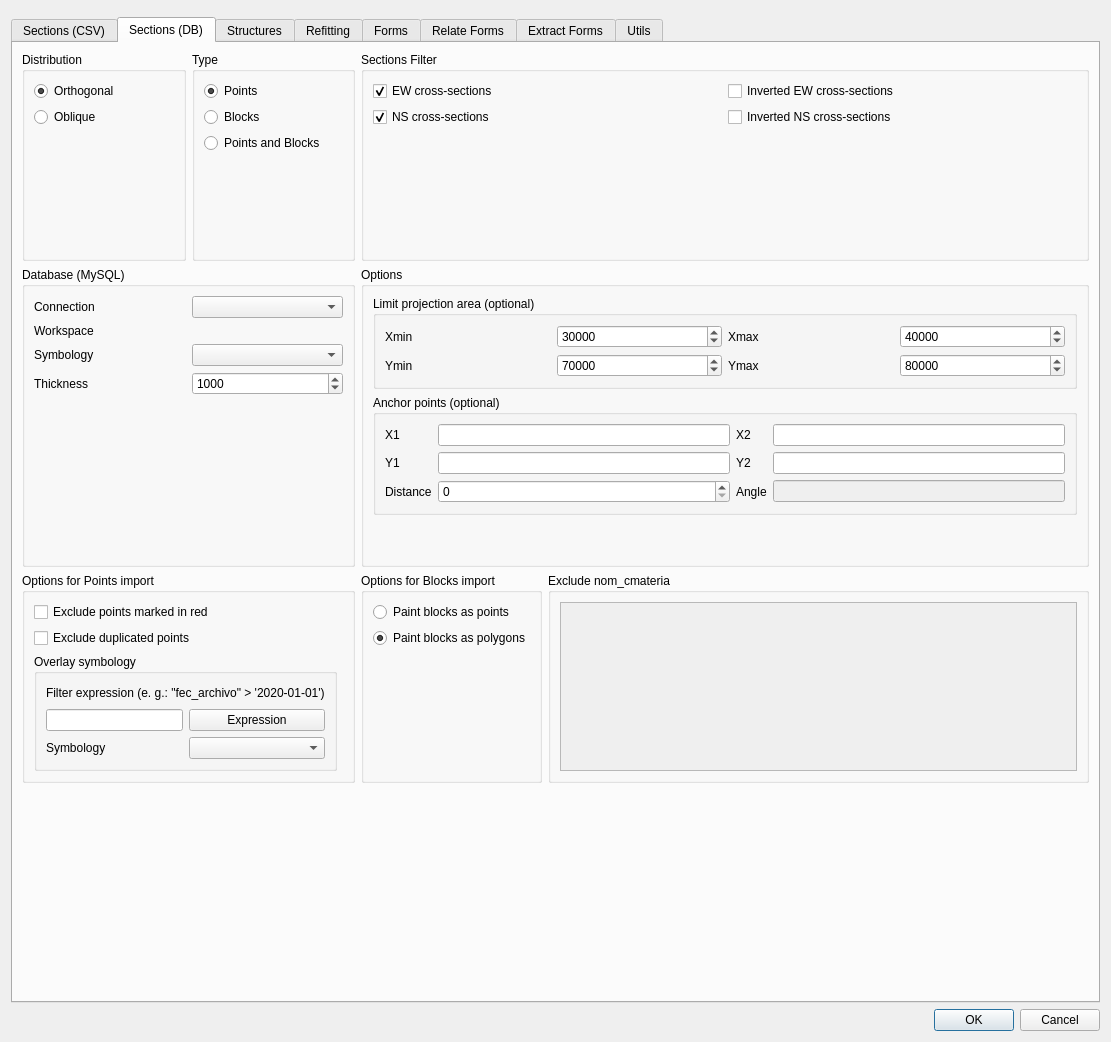
Old version of the form sugar_tools_dialog.ui in the repository psigcat/sugartools.
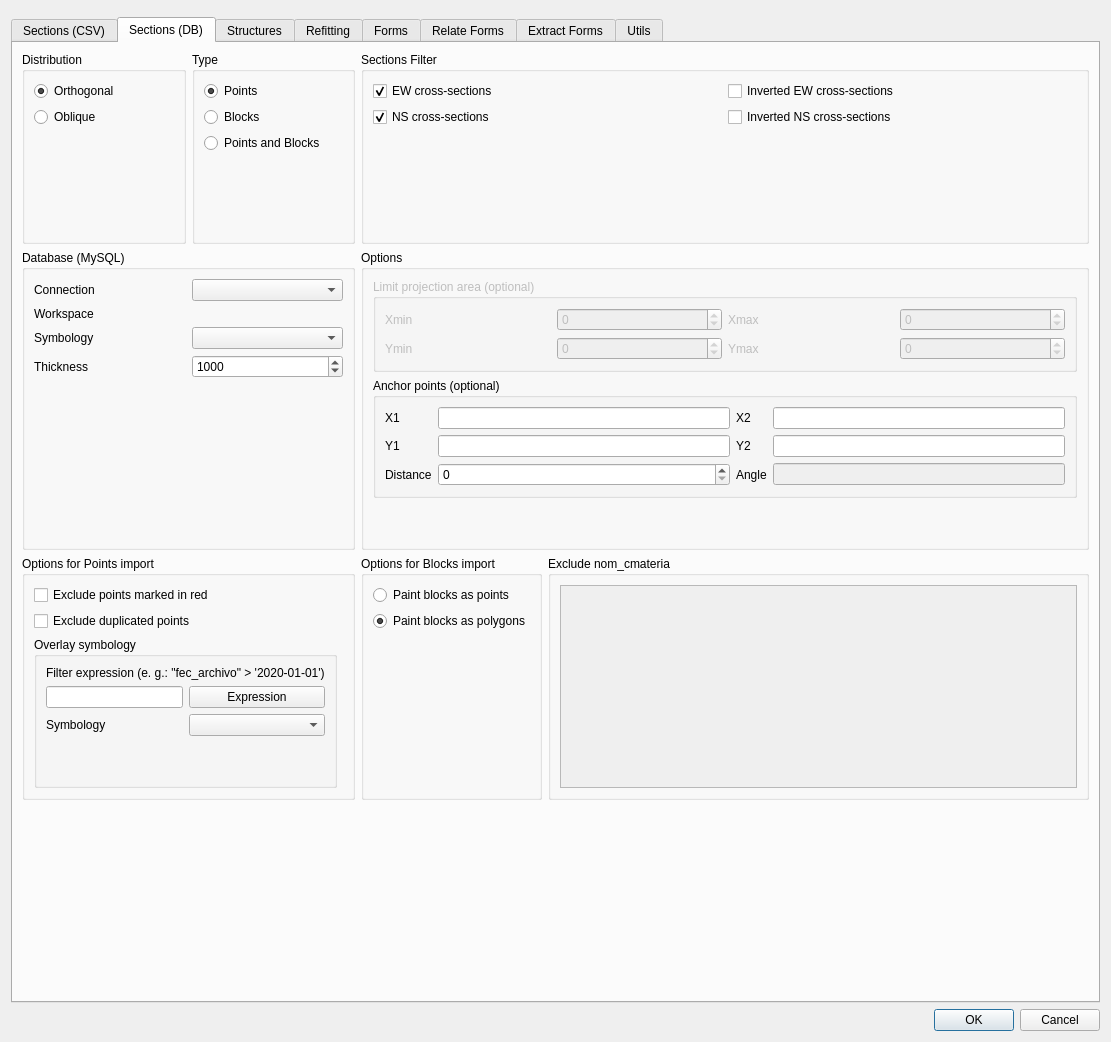
New version of the form. The open tabs and pages were chosen to show the change. Custom widgets are drawn as their Qt base class.

Commit message: load min mx projection area from mysql, see #66

```diff
--- a/sugar_tools_dialog.ui
+++ b/sugar_tools_dialog.ui
@@ -414,13 +414,6 @@
              <string>Overlay symbology</string>
             </property>
             <layout class="QGridLayout" name="gridLayout_7_db">
-             <item row="1" column="0">
-              <widget class="QLineEdit" name="filter_expr_db">
-               <property name="text">
-                <string/>
-               </property>
-              </widget>
-             </item>
              <item row="2" column="0">
               <widget class="QLabel" name="label_7_db">
                <property name="text">
@@ -428,20 +421,6 @@
                </property>
               </widget>
              </item>
-             <item row="1" column="1">
-              <widget class="QPushButton" name="filter_expr_btn_db">
-               <property name="text">
-                <string>Expression</string>
-               </property>
-              </widget>
-             </item>
-             <item row="0" column="0" colspan="2">
-              <widget class="QLabel" name="label_4_db">
-               <property name="text">
-                <string>Filter expression (e. g.: &quot;fec_archivo&quot; &gt; '2020-01-01')</string>
-               </property>
-              </widget>
-             </item>
              <item row="2" column="1">
               <widget class="QComboBox" name="symbology_overlay_db">
                <property name="sizePolicy">
@@ -452,6 +431,40 @@
                </property>
               </widget>
              </item>
+             <item row="1" column="1">
+              <widget class="QPushButton" name="filter_expr_btn_db">
+               <property name="text">
+                <string>Expression</string>
+               </property>
+              </widget>
+             </item>
+             <item row="0" column="0" colspan="2">
+              <widget class="QLabel" name="label_4_db">
+               <property name="text">
+                <string>Filter expression (e. g.: &quot;fec_archivo&quot; &gt; '2020-01-01')</string>
+               </property>
+              </widget>
+             </item>
+             <item row="1" column="0">
+              <widget class="QLineEdit" name="filter_expr_db">
+               <property name="text">
+                <string/>
+               </property>
+              </widget>
+             </item>
+             <item row="3" column="1">
+              <spacer name="verticalSpacer_17">
+               <property name="orientation">
+                <enum>Qt::Vertical</enum>
+               </property>
+               <property name="sizeHint" stdset="0">
+                <size>
+                 <width>20</width>
+                 <height>40</height>
+                </size>
+               </property>
+              </spacer>
+             </item>
             </layout>
            </widget>
           </item>
@@ -466,6 +479,9 @@
          <layout class="QVBoxLayout" name="verticalLayout_19">
           <item>
            <widget class="QGroupBox" name="groupLimitProjection_db">
+            <property name="enabled">
+             <bool>false</bool>
+            </property>
             <property name="title">
              <string>Limit projection area (optional)</string>
             </property>
@@ -483,16 +499,16 @@
                 <number>0</number>
                </property>
                <property name="minimum">
-                <double>-100000.000000000000000</double>
+                <double>-1000000.000000000000000</double>
                </property>
                <property name="maximum">
-                <double>100000.000000000000000</double>
+                <double>1000000.000000000000000</double>
                </property>
                <property name="singleStep">
                 <double>1000.000000000000000</double>
                </property>
                <property name="value">
-                <double>30000.000000000000000</double>
+                <double>0.000000000000000</double>
                </property>
               </widget>
              </item>
@@ -502,16 +518,16 @@
                 <number>0</number>
                </property>
                <property name="minimum">
-                <double>-100000.000000000000000</double>
+                <double>-1000000.000000000000000</double>
                </property>
                <property name="maximum">
-                <double>100000.000000000000000</double>
+                <double>1000000.000000000000000</double>
                </property>
                <property name="singleStep">
                 <double>1000.000000000000000</double>
                </property>
                <property name="value">
-                <double>70000.000000000000000</double>
+                <double>0.000000000000000</double>
                </property>
               </widget>
              </item>
@@ -521,16 +537,16 @@
                 <number>0</number>
                </property>
                <property name="minimum">
-                <double>-100000.000000000000000</double>
+                <double>-1000000.000000000000000</double>
                </property>
                <property name="maximum">
-                <double>100000.000000000000000</double>
+                <double>1000000.000000000000000</double>
                </property>
                <property name="singleStep">
                 <double>1000.000000000000000</double>
                </property>
                <property name="value">
-                <double>80000.000000000000000</double>
+                <double>0.000000000000000</double>
                </property>
               </widget>
              </item>
@@ -540,16 +556,16 @@
                 <number>0</number>
                </property>
                <property name="minimum">
-                <double>-100000.000000000000000</double>
+                <double>-1000000.000000000000000</double>
                </property>
                <property name="maximum">
-                <double>100000.000000000000000</double>
+                <double>1000000.000000000000000</double>
                </property>
                <property name="singleStep">
                 <double>1000.000000000000000</double>
                </property>
                <property name="value">
-                <double>40000.000000000000000</double>
+                <double>0.000000000000000</double>
                </property>
               </widget>
              </item>
@@ -874,7 +890,7 @@
                <x>0</x>
                <y>0</y>
                <width>202</width>
-               <height>243</height>
+               <height>251</height>
               </rect>
              </property>
             </widget>
```
The commit also changes 1 other file.
